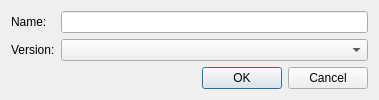
tasgon/MinetestLauncher, file createdialog.ui: the form before one commit.
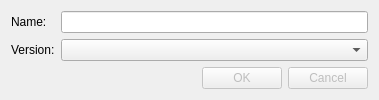
The form after the commit.

```diff
--- a/createdialog.ui
+++ b/createdialog.ui
@@ -45,6 +45,9 @@
    </item>
    <item row="2" column="0" colspan="2">
     <widget class="QDialogButtonBox" name="buttonBox">
+     <property name="enabled">
+      <bool>false</bool>
+     </property>
      <property name="orientation">
       <enum>Qt::Horizontal</enum>
      </property>
```
